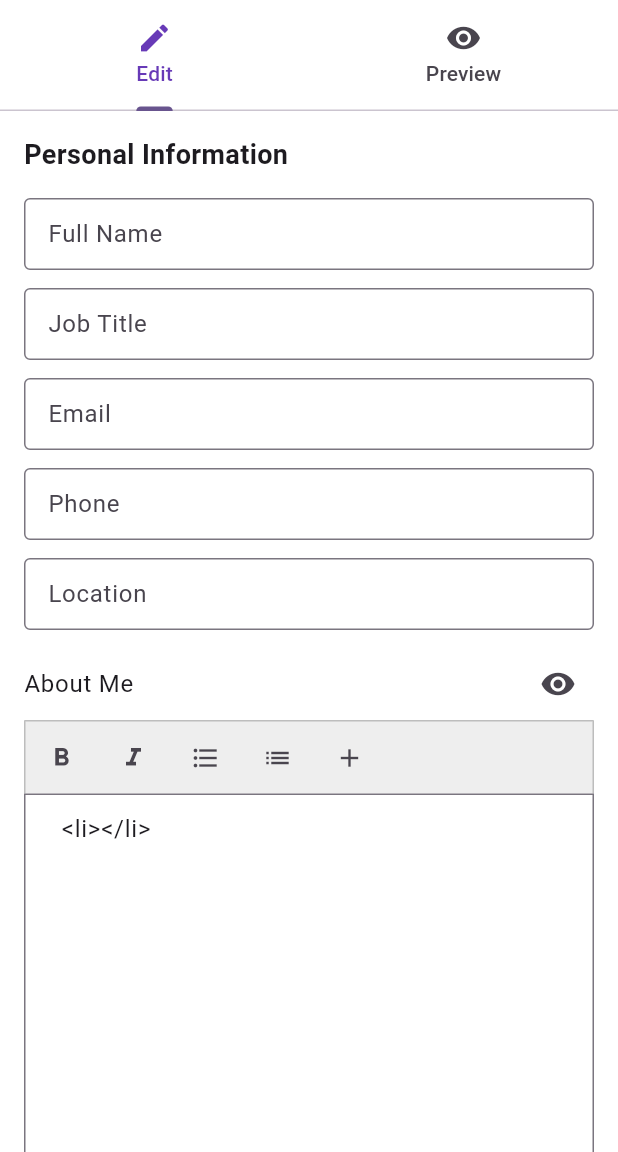
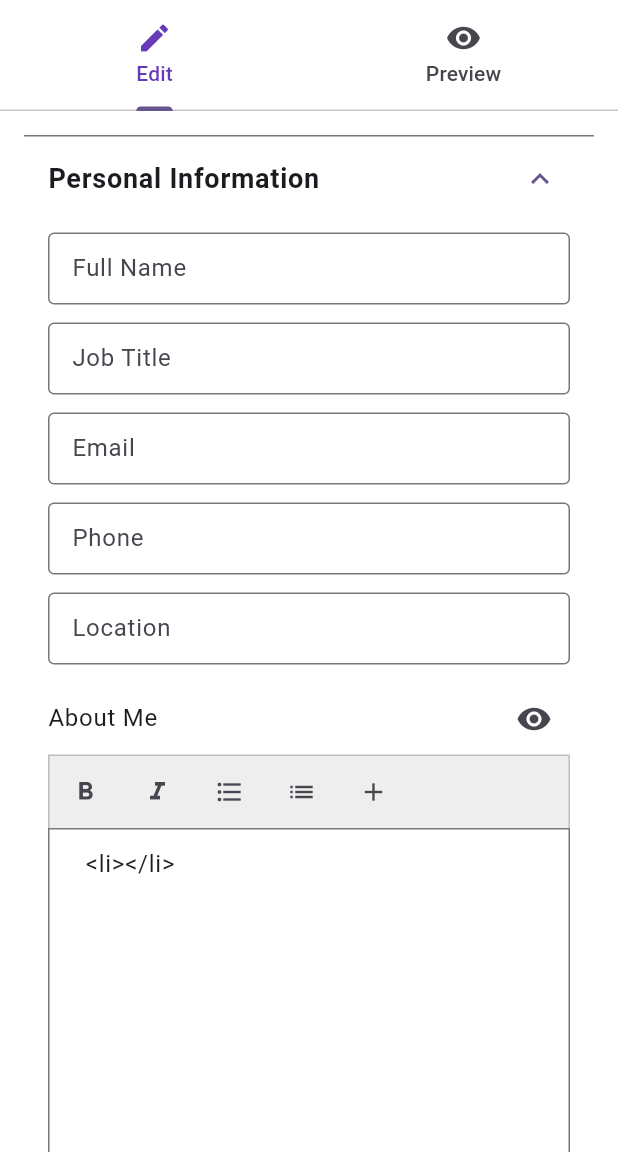
Before and after one commit to vietnguyen312/cvblocks, a Flutter app: the screen it shows after launch, after a tap on the "add" icon, on a phone screen of 412 x 824 dp, the part 84-1236 px from its top. Run offline on Flutter 3.47's test engine with Material 3 defaults, Android fonts, the phone set to English and light mode, and no system bars; our stand-ins replace file_picker, flutter_widget_from_html, pdf, printing.

Commit message:
feat: Introduce local state management with debouncing for CvForm inputs and organize UI sections using ExpansionTiles.

```diff
--- a/lib/widgets/cv_form.dart
+++ b/lib/widgets/cv_form.dart
@@ -1,4 +1,5 @@
 import 'package:flutter/material.dart';
+import 'dart:async';
 import '../models/cv_data.dart';
 import 'html_editor_field.dart';
 
@@ -20,6 +21,9 @@ class _CvFormState extends State<CvForm> {
   late TextEditingController _locationController;
   late TextEditingController _skillsController;
 
+  late CvData _localData;
+  Timer? _debounceTimer;
+
   @override
   void initState() {
     super.initState();
@@ -29,6 +33,7 @@ class _CvFormState extends State<CvForm> {
     _phoneController = TextEditingController(text: widget.data.phone);
     _locationController = TextEditingController(text: widget.data.location);
     _skillsController = TextEditingController(text: widget.data.skills.join(", "));
+    _localData = widget.data; // Initialize local state
 
     // Listeners to update data
     void update() {
@@ -38,15 +43,15 @@ class _CvFormState extends State<CvForm> {
         email: _emailController.text,
         phone: _phoneController.text,
         location: _locationController.text,
-        about: widget.data.about, // about is updated directly via onChanged callback
+        about: _localData.about,
         skills: _skillsController.text
             .split(',')
             .map((e) => e.trim())
             .where((e) => e.isNotEmpty)
             .toList(),
-        experience: widget.data.experience, // Keep existing experience for now
+        experience: _localData.experience,
       );
-      widget.onChanged(newData);
+      _updateLocalData(newData);
     }
 
     _nameController.addListener(update);
@@ -58,6 +63,35 @@ class _CvFormState extends State<CvForm> {
   }
 
   @override
+  void didUpdateWidget(CvForm oldWidget) {
+    super.didUpdateWidget(oldWidget);
+    // If parent passes new data (e.g. from JSON import), force sync local state
+    // We check if it is different object to avoid resetting on self-triggered updates if using ValueKey logic upstream
+    if (widget.data != oldWidget.data) {
+      setState(() {
+        _localData = widget.data;
+        _nameController.text = _localData.name;
+        _titleController.text = _localData.jobTitle;
+        _emailController.text = _localData.email;
+        _phoneController.text = _localData.phone;
+        _locationController.text = _localData.location;
+        _skillsController.text = _localData.skills.join(", ");
+      });
+    }
+  }
+
+  void _updateLocalData(CvData newData) {
+    setState(() {
+      _localData = newData;
+    });
+
+    if (_debounceTimer?.isActive ?? false) _debounceTimer!.cancel();
+    _debounceTimer = Timer(const Duration(milliseconds: 300), () {
+      widget.onChanged(_localData);
+    });
+  }
+
+  @override
   void dispose() {
     _nameController.dispose();
     _titleController.dispose();
@@ -65,6 +99,7 @@ class _CvFormState extends State<CvForm> {
     _phoneController.dispose();
     _locationController.dispose();
     _skillsController.dispose();
+    _debounceTimer?.cancel();
     super.dispose();
   }
 
@@ -75,11 +110,17 @@ class _CvFormState extends State<CvForm> {
       child: Column(
         crossAxisAlignment: CrossAxisAlignment.start,
         children: [
-          const Text(
+          ExpansionTile(
+            title: const Text(
               "Personal Information",
               style: TextStyle(fontSize: 18, fontWeight: FontWeight.bold),
             ),
-          const SizedBox(height: 16),
+            initiallyExpanded: true, // Open by default
+            children: [
+              Padding(
+                padding: const EdgeInsets.symmetric(horizontal: 16.0, vertical: 8.0),
+                child: Column(
+                  children: [
                     _buildTextField("Full Name", _nameController),
                     _buildTextField("Job Title", _titleController),
                     _buildTextField("Email", _emailController),
@@ -87,9 +128,8 @@ class _CvFormState extends State<CvForm> {
                     _buildTextField("Location", _locationController),
                     HtmlEditorField(
                       label: "About Me",
-            initialValue: widget.data.about,
+                      initialValue: _localData.about,
                       onChanged: (v) {
-              // Update data directly since controller is local to HtmlEditorField
                         final newData = CvData(
                           name: _nameController.text,
                           jobTitle: _titleController.text,
@@ -97,31 +137,59 @@ class _CvFormState extends State<CvForm> {
                           phone: _phoneController.text,
                           location: _locationController.text,
                           about: v,
-                skills: widget.data.skills,
-                experience: widget.data.experience,
+                          skills: _localData.skills,
+                          experience: _localData.experience,
                         );
-              widget.onChanged(newData);
+                        _updateLocalData(newData);
                       },
                       maxLines: 10,
                     ),
-          const SizedBox(height: 24),
-          const Text(
-            "Skills (comma separated)",
+                  ],
+                ),
+              ),
+            ],
+          ),
+
+          ExpansionTile(
+            title: const Text(
+              "Skills",
               style: TextStyle(fontSize: 18, fontWeight: FontWeight.bold),
             ),
-          const SizedBox(height: 16),
-          _buildTextField("Skills", _skillsController, hint: "Audit, Accounting, Finance"),
+            children: [
+              Padding(
+                padding: const EdgeInsets.symmetric(horizontal: 16.0, vertical: 8.0),
+                child: Column(
+                  children: [
+                    const Text("Comma separated list of skills"),
+                    const SizedBox(height: 8),
+                    _buildTextField(
+                      "Skills",
+                      _skillsController,
+                      hint: "Audit, Accounting, Finance",
+                    ),
+                  ],
+                ),
+              ),
+            ],
+          ),
 
-          const SizedBox(height: 24),
-          Row(
-            mainAxisAlignment: MainAxisAlignment.spaceBetween,
-            children: [
-              const Text(
+          ExpansionTile(
+            title: const Text(
               "Work Experience",
               style: TextStyle(fontSize: 18, fontWeight: FontWeight.bold),
             ),
-              IconButton(onPressed: _addExperience, icon: const Icon(Icons.add_circle)),
-            ],
+            children: [
+              Padding(
+                padding: const EdgeInsets.symmetric(horizontal: 16.0, vertical: 8.0),
+                child: Column(
+                  children: [
+                    Align(
+                      alignment: Alignment.centerRight,
+                      child: ElevatedButton.icon(
+                        onPressed: _addExperience,
+                        icon: const Icon(Icons.add),
+                        label: const Text("Add Position"),
+                      ),
                     ),
                     ...widget.data.experience.asMap().entries.map((entry) {
                       int idx = entry.key;
@@ -167,6 +235,11 @@ class _CvFormState extends State<CvForm> {
                     }),
                   ],
                 ),
+              ),
+            ],
+          ),
+        ],
+      ),
     );
   }
 
@@ -199,59 +272,51 @@ class _CvFormState extends State<CvForm> {
       description: "Description...",
     );
     final newData = CvData(
-      name: widget.data.name,
-      jobTitle: widget.data.jobTitle,
-      email: widget.data.email,
-      phone: widget.data.phone,
-      location: widget.data.location,
-      about: widget.data.about,
-      skills: widget.data.skills,
-      experience: [...widget.data.experience, newExp],
+      name: _localData.name,
+      jobTitle: _localData.jobTitle,
+      email: _localData.email,
+      phone: _localData.phone,
+      location: _localData.location,
+      about: _localData.about,
+      skills: _localData.skills,
+      experience: [..._localData.experience, newExp],
     );
-    widget.onChanged(newData);
-    // Force rebuild to show new item if parent doesn't rebuild entire widget tree immediately
-    // (depending on how parent handles it, but usually calling setState in parent will rebuild this widget).
-    // However, since we use controllers for text fields that are initialized in initState,
-    // simply rebuilding this widget won't update the text fields if the Key doesn't change.
-    // For this simple example, we rely on the parent to rebuild us, but the text controllers won't sync
-    // back if we aren't careful.
-    // Actually, for the main fields, controllers hold the state.
-    // For experience list, it's mapped from widget.data.
-    setState(() {});
+    _updateLocalData(newData);
+    // Explicitly rebuild locally is handled by _updateLocalData's setState
   }
 
   void _updateExperience(int index, WorkExperience updatedExp) {
-    final List<WorkExperience> newInfo = List.from(widget.data.experience);
+    // Ensure we don't mutate the list in place if it's shared, but here we replace the list
+    final List<WorkExperience> newInfo = List.from(_localData.experience);
     newInfo[index] = updatedExp;
 
     final newData = CvData(
-      name: widget.data.name,
-      jobTitle: widget.data.jobTitle,
-      email: widget.data.email,
-      phone: widget.data.phone,
-      location: widget.data.location,
-      about: widget.data.about,
-      skills: widget.data.skills,
+      name: _localData.name,
+      jobTitle: _localData.jobTitle,
+      email: _localData.email,
+      phone: _localData.phone,
+      location: _localData.location,
+      about: _localData.about,
+      skills: _localData.skills,
       experience: newInfo,
     );
-    widget.onChanged(newData);
+    _updateLocalData(newData);
   }
 
   void _removeExperience(int index) {
-    final List<WorkExperience> newInfo = List.from(widget.data.experience);
+    final List<WorkExperience> newInfo = List.from(_localData.experience);
     newInfo.removeAt(index);
 
     final newData = CvData(
-      name: widget.data.name,
-      jobTitle: widget.data.jobTitle,
-      email: widget.data.email,
-      phone: widget.data.phone,
-      location: widget.data.location,
-      about: widget.data.about,
-      skills: widget.data.skills,
+      name: _localData.name,
+      jobTitle: _localData.jobTitle,
+      email: _localData.email,
+      phone: _localData.phone,
+      location: _localData.location,
+      about: _localData.about,
+      skills: _localData.skills,
       experience: newInfo,
     );
-    widget.onChanged(newData);
-    setState(() {});
+    _updateLocalData(newData);
   }
 }
```
Lines whose indentation alone changed are shown as unchanged.
